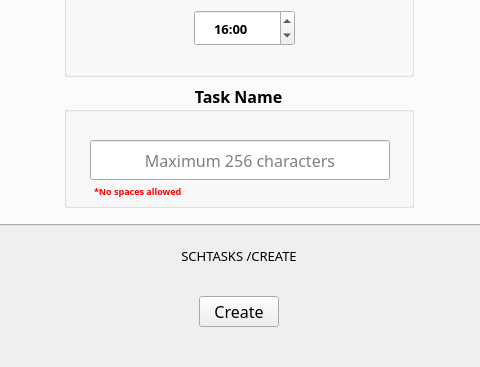
Qt form FrontEnd/UserInterface.ui (ben-wsh10/TaskScheduler-SoftwareReboot) before a commit; both pictures show x 161 to 641 and y 233 to 600 of the 800 by 600 pixel window.
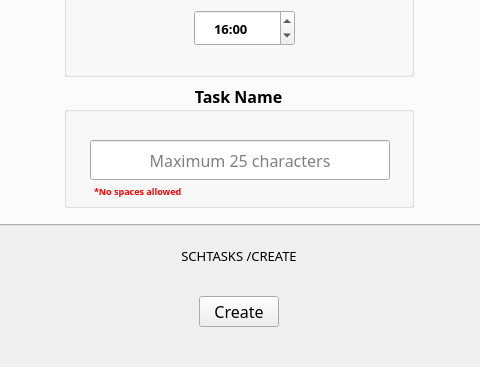
The same form after that commit.

```diff
--- a/FrontEnd/UserInterface.ui
+++ b/FrontEnd/UserInterface.ui
@@ -506,7 +506,7 @@
                       <set>Qt::AlignCenter</set>
                      </property>
                      <property name="placeholderText">
-                      <string>Maximum 256 characters</string>
+                      <string>Maximum 25 characters</string>
                      </property>
                     </widget>
                     <widget class="QLabel" name="label_2">
```
Left out of the diff: 2 changed lines with no effect on the pictures.
